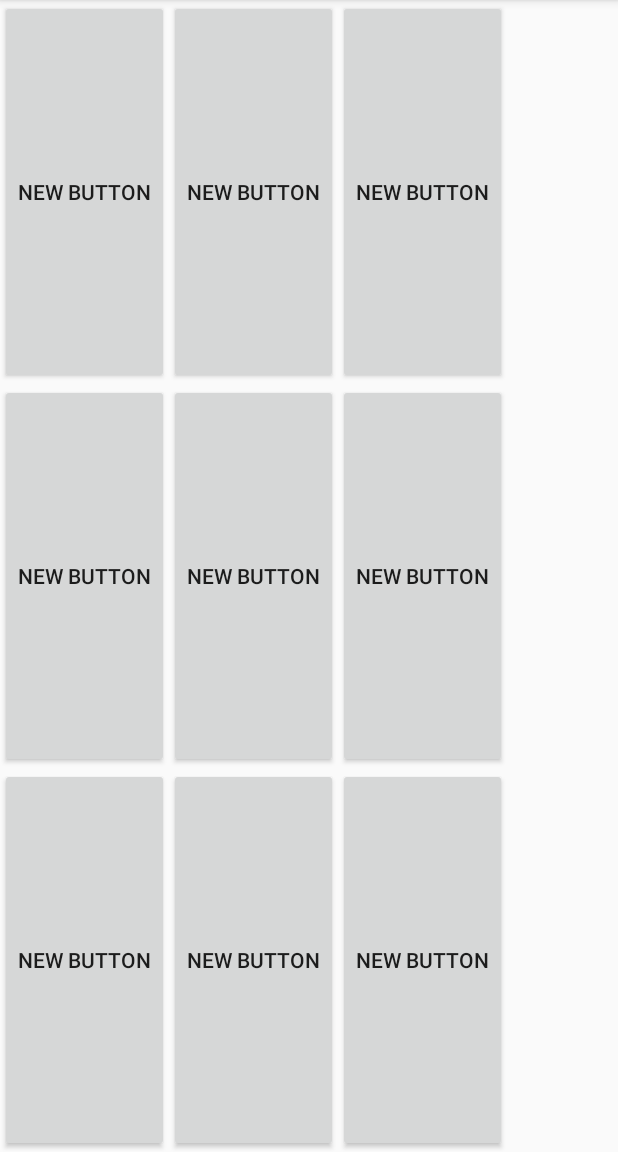
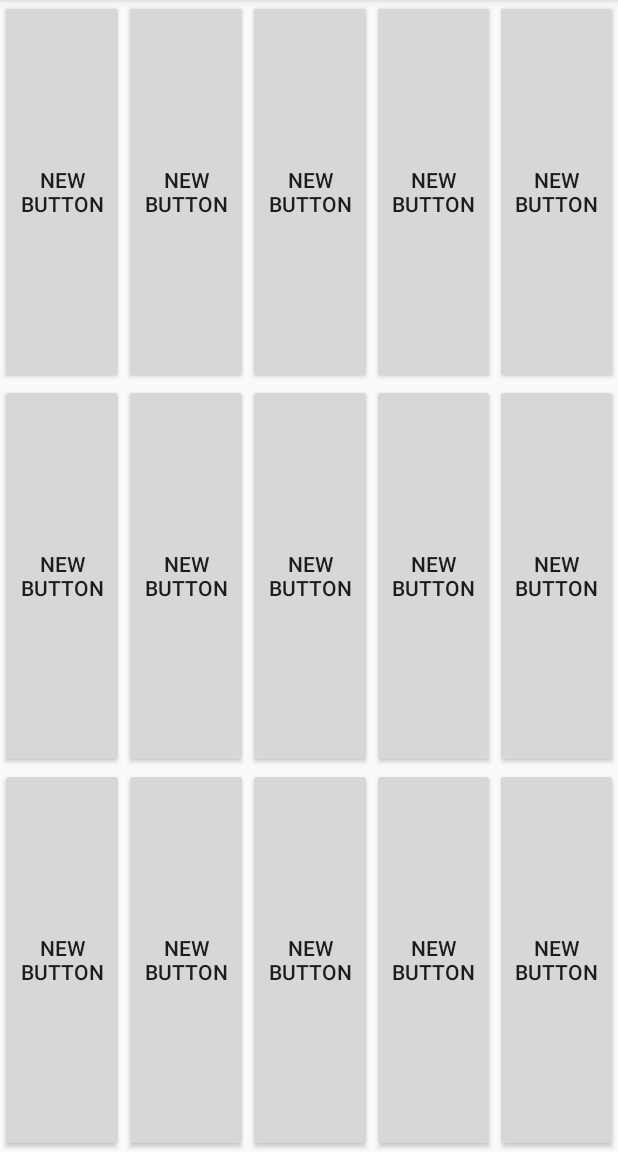
Before and after one commit to Bush006/PrimeraAppAndresBush, an Android app: the screen it shows after launch (MainActivity), on a phone screen of 412 x 824 dp, the part 84-1236 px from its top. Run offline under Robolectric (Android 15) with nearby library versions, the phone set to English and light mode, and no system bars.

Commit message:
prueba tab

```diff
--- a/app/src/main/res/layout/activity_main.xml
+++ b/app/src/main/res/layout/activity_main.xml
@@ -16,38 +16,7 @@
             android:layout_width="0dp"
             android:layout_height="match_parent"
             android:text="@string/OtrosBotones"
-            android:id="@+id/button4"
-            android:onClick="Metodo"
-            android:layout_weight="1" />
-
-        <Button
-            android:layout_width="0dp"
-            android:layout_height="match_parent"
-            android:text="@string/OtrosBotones"
-            android:id="@+id/button5"
-            android:onClick="Metodo"
-            android:layout_weight="1" />
-
-        <Button
-            android:layout_width="wrap_content"
-            android:layout_height="match_parent"
-            android:text="@string/OtrosBotones"
-            android:id="@+id/button6"
-            android:onClick="Metodo"
-            android:layout_weight="1" />
-    </LinearLayout>
-
-    <LinearLayout
-        android:orientation="horizontal"
-        android:layout_width="wrap_content"
-        android:layout_height="0dp"
-        android:layout_weight="1" >
-
-        <Button
-            android:layout_width="0dp"
-            android:layout_height="match_parent"
-            android:text="@string/OtrosBotones"
-            android:id="@+id/button"
+            android:id="@+id/button1"
             android:onClick="Metodo"
             android:layout_weight="1" />
 
@@ -66,6 +35,22 @@
             android:id="@+id/button3"
             android:onClick="Metodo"
             android:layout_weight="1" />
+
+        <Button
+            android:layout_width="0dp"
+            android:layout_height="match_parent"
+            android:text="@string/OtrosBotones"
+            android:id="@+id/button4"
+            android:onClick="Metodo"
+            android:layout_weight="1" />
+
+        <Button
+            android:layout_width="wrap_content"
+            android:layout_height="match_parent"
+            android:text="@string/OtrosBotones"
+            android:id="@+id/button5"
+            android:onClick="Metodo"
+            android:layout_weight="1" />
     </LinearLayout>
 
     <LinearLayout
@@ -78,7 +63,7 @@
             android:layout_width="0dp"
             android:layout_height="match_parent"
             android:text="@string/OtrosBotones"
-            android:id="@+id/button7"
+            android:id="@+id/button6"
             android:onClick="Metodo"
             android:layout_weight="1" />
 
@@ -86,7 +71,7 @@
             android:layout_width="0dp"
             android:layout_height="match_parent"
             android:text="@string/OtrosBotones"
-            android:id="@+id/button8"
+            android:id="@+id/button7"
             android:onClick="Metodo"
             android:layout_weight="1" />
 
@@ -94,7 +79,70 @@
             android:layout_width="wrap_content"
             android:layout_height="match_parent"
             android:text="@string/OtrosBotones"
+            android:id="@+id/button8"
+            android:onClick="Metodo"
+            android:layout_weight="1" />
+
+        <Button
+            android:layout_width="0dp"
+            android:layout_height="match_parent"
+            android:text="@string/OtrosBotones"
             android:id="@+id/button9"
+            android:onClick="Metodo"
+            android:layout_weight="1" />
+
+        <Button
+            android:layout_width="wrap_content"
+            android:layout_height="match_parent"
+            android:text="@string/OtrosBotones"
+            android:id="@+id/button10"
+            android:onClick="Metodo"
+            android:layout_weight="1" />
+    </LinearLayout>
+
+    <LinearLayout
+        android:orientation="horizontal"
+        android:layout_width="wrap_content"
+        android:layout_height="0dp"
+        android:layout_weight="1" >
+
+        <Button
+            android:layout_width="0dp"
+            android:layout_height="match_parent"
+            android:text="@string/OtrosBotones"
+            android:id="@+id/button11"
+            android:onClick="Metodo"
+            android:layout_weight="1" />
+
+        <Button
+            android:layout_width="0dp"
+            android:layout_height="match_parent"
+            android:text="@string/OtrosBotones"
+            android:id="@+id/button12"
+            android:onClick="Metodo"
+            android:layout_weight="1" />
+
+        <Button
+            android:layout_width="wrap_content"
+            android:layout_height="match_parent"
+            android:text="@string/OtrosBotones"
+            android:id="@+id/button13"
+            android:onClick="Metodo"
+            android:layout_weight="1" />
+
+        <Button
+            android:layout_width="0dp"
+            android:layout_height="match_parent"
+            android:text="@string/OtrosBotones"
+            android:id="@+id/button14"
+            android:onClick="Metodo"
+            android:layout_weight="1" />
+
+        <Button
+            android:layout_width="wrap_content"
+            android:layout_height="match_parent"
+            android:text="@string/OtrosBotones"
+            android:id="@+id/button15"
             android:onClick="Metodo"
             android:layout_weight="1" />
     </LinearLayout>
```
